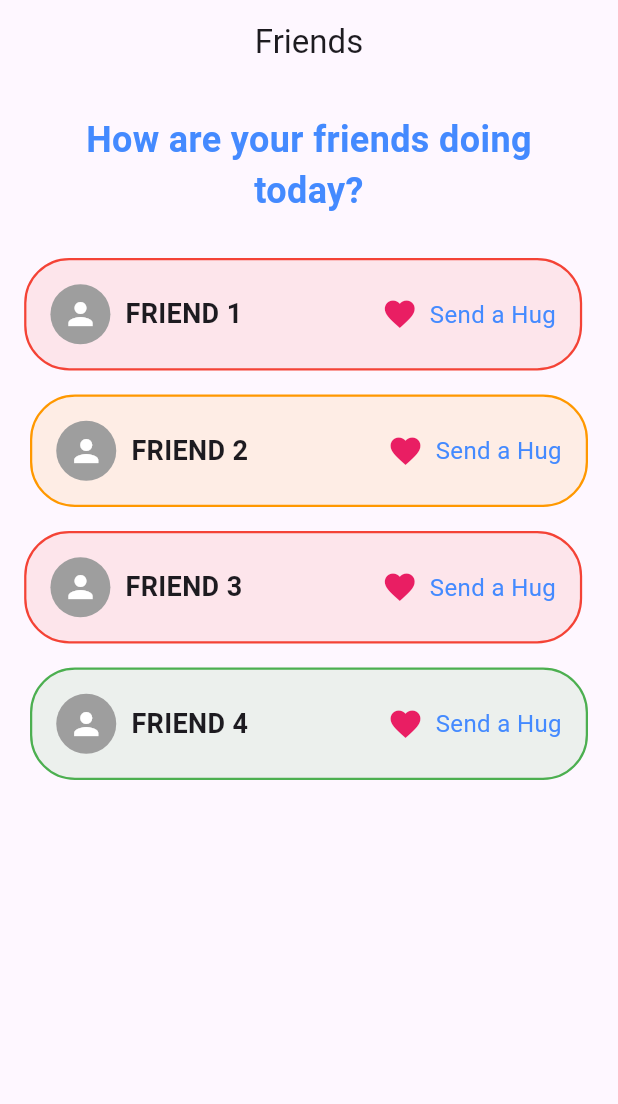
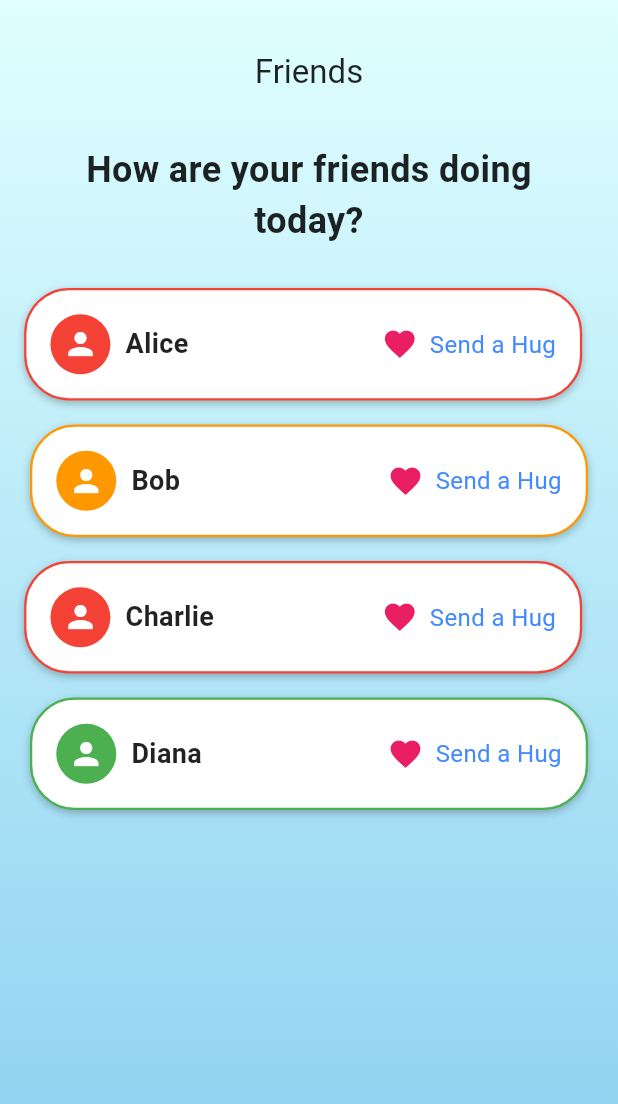
Before and after one commit to K33w3/FlutterMoodApp, a Flutter app: the screen it shows after launch, swiped to page 2, on a phone screen of 412 x 824 dp. Shown: the top 1104 px of the screen. Run offline on Flutter 3.47's test engine with Material 3 defaults, Android fonts, the phone set to English and light mode, and no system bars.

Commit message:
Added friends

```diff
--- a/lib/screens/friends.dart
+++ b/lib/screens/friends.dart
@@ -4,19 +4,19 @@ import 'dart:math';
 // Simulated data for friends' moods over the past 7 days
 final List<Map<String, dynamic>> friendsData = [
   {
-    'name': 'FRIEND 1',
+    'name': 'Alice',
     'moods': [5, 5, 6, 4, 3, 2, 1] // Friend has been feeling worse
   },
   {
-    'name': 'FRIEND 2',
+    'name': 'Bob',
     'moods': [8, 7, 8, 9, 8, 7, 8] // Friend has been stable and good
   },
   {
-    'name': 'FRIEND 3',
+    'name': 'Charlie',
     'moods': [3, 3, 4, 3, 2, 1, 1] // Friend needs attention (consecutive low)
   },
   {
-    'name': 'FRIEND 4',
+    'name': 'Diana',
     'moods': [7, 8, 6, 5, 6, 7, 8] // Slight up and down but overall good
   },
 ];
@@ -31,7 +31,6 @@ class FriendsScreen extends StatelessWidget {
 
   // Function to calculate the "hug need" score
   int calculateHugNeed(List<int> moods) {
-    // This logic can be expanded with more AI patterns in the future.
     int hugScore = 0;
 
     for (int i = 1; i < moods.length; i++) {
@@ -66,26 +65,40 @@ class FriendsScreen extends StatelessWidget {
   @override
   Widget build(BuildContext context) {
     return Scaffold(
-      appBar: AppBar(
-        title: const Text('Friends'),
-        centerTitle: true,
+      body: Container(
+        decoration: const BoxDecoration(
+          gradient: LinearGradient(
+            colors: [Color(0xFFE0FFFF), Color(0xFF89CFF0)],
+            begin: Alignment.topCenter,
+            end: Alignment.bottomCenter,
           ),
-      body: Padding(
+        ),
+        child: Padding(
           padding: const EdgeInsets.all(20.0),
           child: Column(
             children: <Widget>[
+              AppBar(
+                backgroundColor: Colors.transparent,
+                elevation: 0,
+                title: const Text('Friends', style: TextStyle(color: Colors.black87)),
+                centerTitle: true,
+                iconTheme: const IconThemeData(color: Colors.black87),
+              ),
+              const SizedBox(height: 20),
               const Text(
                 "How are your friends doing today?",
                 style: TextStyle(
                   fontSize: 24,
                   fontWeight: FontWeight.bold,
-                color: Colors.blueAccent,
+                  color: Colors.black87, // Changed text color
                 ),
                 textAlign: TextAlign.center,
               ),
               const SizedBox(height: 20),
+              Expanded(
                 // Loop through friends' data and display each friend's status
-            ...friendsData.map((friend) {
+                child: ListView(
+                  children: friendsData.map((friend) {
                     List<int> moods = friend['moods'];
                     int hugScore = calculateHugNeed(moods);
                     return FriendTile(
@@ -95,7 +108,10 @@ class FriendsScreen extends StatelessWidget {
                       onFriendSelected: onFriendSelected,
                     );
                   }).toList(),
+                ),
+              ),
             ],
+          ),
         ),
       ),
     );
@@ -134,18 +150,25 @@ class FriendTile extends StatelessWidget {
               : Matrix4.identity(),
           padding: const EdgeInsets.all(16),
           decoration: BoxDecoration(
-            color: moodColor.withOpacity(0.1),
+            color: Colors.white, // Set background to white
             borderRadius: BorderRadius.circular(30),
-            border: Border.all(color: moodColor, width: 1.5),
+            boxShadow: const [
+              BoxShadow(
+                color: Colors.black26,
+                blurRadius: 4.0,
+                offset: Offset(0, 2),
+              ),
+            ],
+            border: Border.all(color: moodColor, width: 1.5), // Use moodColor for border
           ),
           child: Row(
             mainAxisAlignment: MainAxisAlignment.spaceBetween,
             children: [
               Row(
                 children: [
-                  const CircleAvatar(
-                    backgroundColor: Colors.grey,
-                    child: Icon(Icons.person, color: Colors.white),
+                  CircleAvatar(
+                    backgroundColor: moodColor, // Change the CircleAvatar color based on mood
+                    child: const Icon(Icons.person, color: Colors.white),
                   ),
                   const SizedBox(width: 10),
                   Text(
@@ -153,14 +176,15 @@ class FriendTile extends StatelessWidget {
                     style: const TextStyle(
                       fontSize: 18,
                       fontWeight: FontWeight.bold,
+                      color: Colors.black87, // Ensure the text color is readable on a white background
                     ),
                   ),
                 ],
               ),
-              const Row(
+              Row(
                 children: [
-                  Icon(Icons.favorite, color: Colors.pink), // Hug icon
-                  SizedBox(width: 8),
+                  const Icon(Icons.favorite, color: Colors.pink), // Hug icon
+                  const SizedBox(width: 8),
                   Text(
                     'Send a Hug',
                     style: TextStyle(fontSize: 16, color: Colors.blueAccent),
```
Lines whose indentation alone changed are shown as unchanged.
